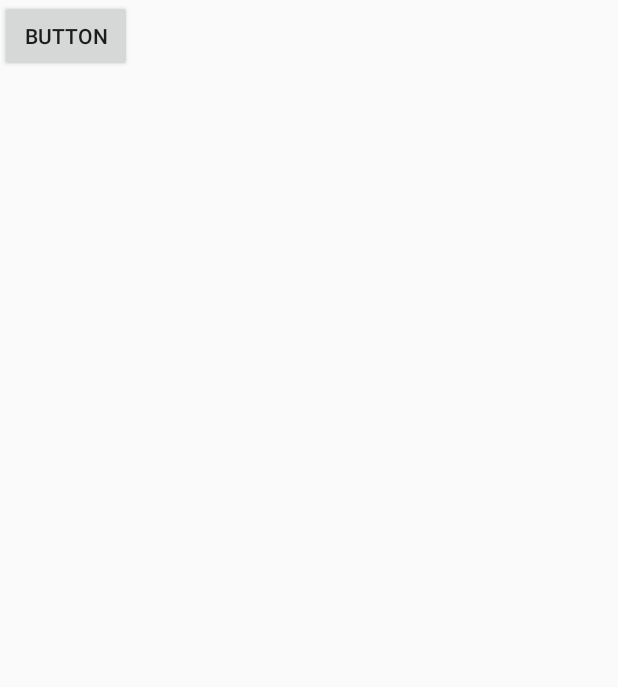
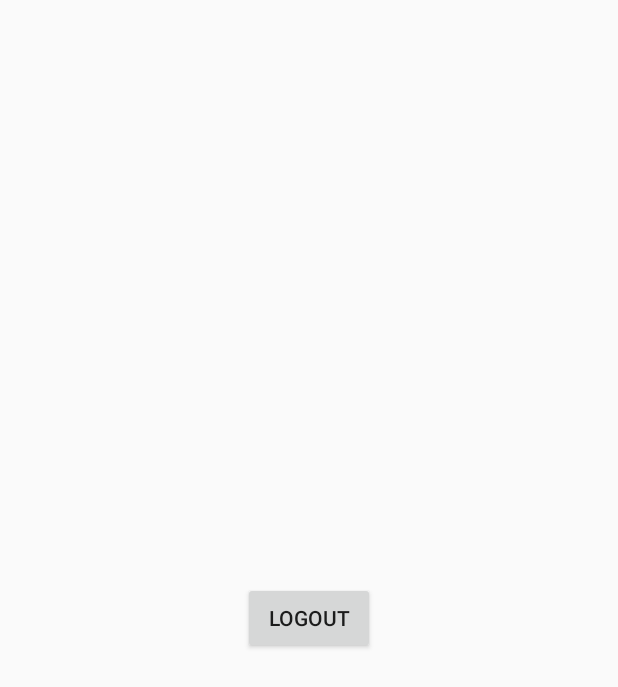
Before and after one commit to OReznyk/SplitteR, an Android app: the layout activity_main.xml on its own in the app's theme, with its tools: preview values and no code run, on a phone screen of 412 x 824 dp. Shown: the top 687 px of the screen. Run offline under Robolectric (Android 15) with nearby library versions, the phone set to English and light mode, and no system bars; Roboto replaces fonts that are not available here.

Commit message:
registration/login/logout/firebase (ok) ToDo: take out strings to "stringFile" ToDo: continue app

```diff
--- a/app/src/main/res/layout/activity_main.xml
+++ b/app/src/main/res/layout/activity_main.xml
@@ -7,10 +7,13 @@
     tools:context=".Register">
 
     <Button
-        android:id="@+id/button2"
+        android:id="@+id/logoutB"
         android:layout_width="wrap_content"
         android:layout_height="wrap_content"
-        android:text="Button"
-        tools:layout_editor_absoluteX="287dp"
-        tools:layout_editor_absoluteY="321dp" />
+        android:text="logout"
+        app:layout_constraintBottom_toBottomOf="parent"
+        app:layout_constraintEnd_toEndOf="parent"
+        app:layout_constraintStart_toStartOf="parent"
+        app:layout_constraintTop_toTopOf="parent" />
+
 </androidx.constraintlayout.widget.ConstraintLayout>
```
Also changed, not shown: app/src/main/java/com/splitter/Login.java (+77 -0 lines), app/src/main/java/com/splitter/MainActivity.java (+21 -1 lines), app/src/main/java/com/splitter/Register.java (+10 -3 lines).
